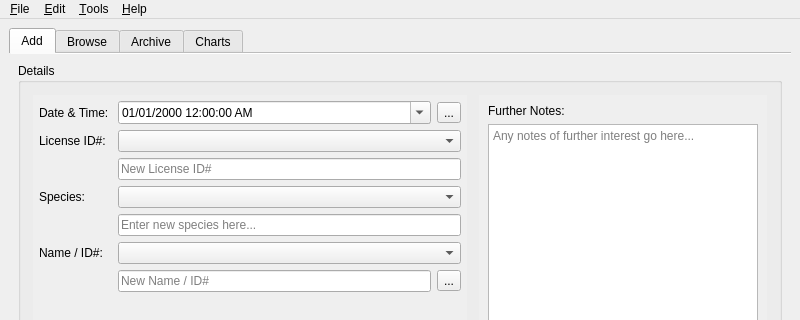
Old version of the form src/gui/herpapp.ui in the repository GekkoFyre/HerpLog; both pictures show x 0 to 800 and y 0 to 320 of the 800 by 800 pixel window.
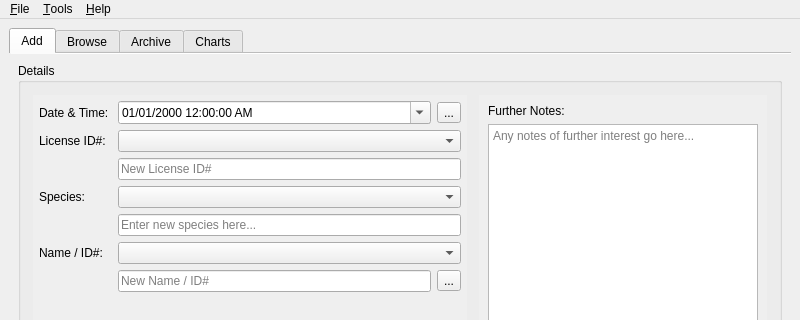
New version of the form.

Patch:
```diff
--- a/src/gui/herpapp.ui
+++ b/src/gui/herpapp.ui
@@ -1452,17 +1452,6 @@
     <addaction name="separator"/>
     <addaction name="actionE_xit"/>
    </widget>
-   <widget class="QMenu" name="menu_Edit">
-    <property name="title">
-     <string>&amp;Edit</string>
-    </property>
-    <addaction name="action_Undo"/>
-    <addaction name="action_Redo"/>
-    <addaction name="separator"/>
-    <addaction name="actionCu_t"/>
-    <addaction name="action_Copy"/>
-    <addaction name="action_Paste"/>
-   </widget>
    <widget class="QMenu" name="menu_Tools">
     <property name="title">
      <string>&amp;Tools</string>
@@ -1480,7 +1469,6 @@
     <addaction name="action_About"/>
    </widget>
    <addaction name="menu_File"/>
-   <addaction name="menu_Edit"/>
    <addaction name="menu_Tools"/>
    <addaction name="menu_Help"/>
   </widget>
```
Left out of the diff: 1 changed line with no effect on the pictures.
